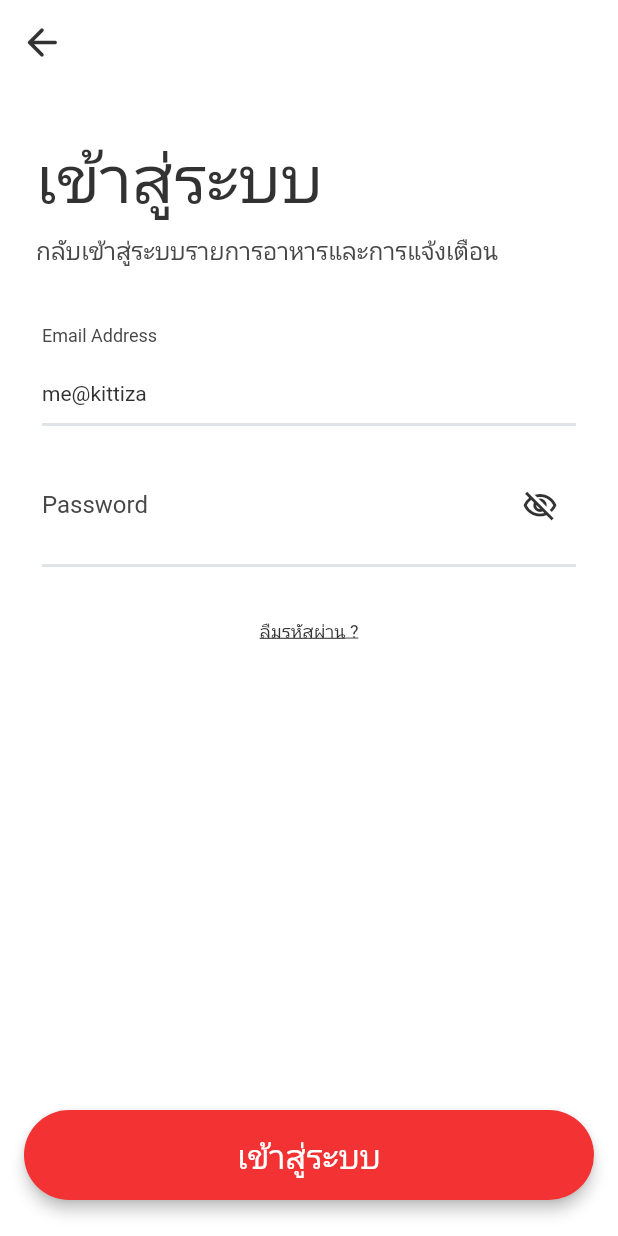
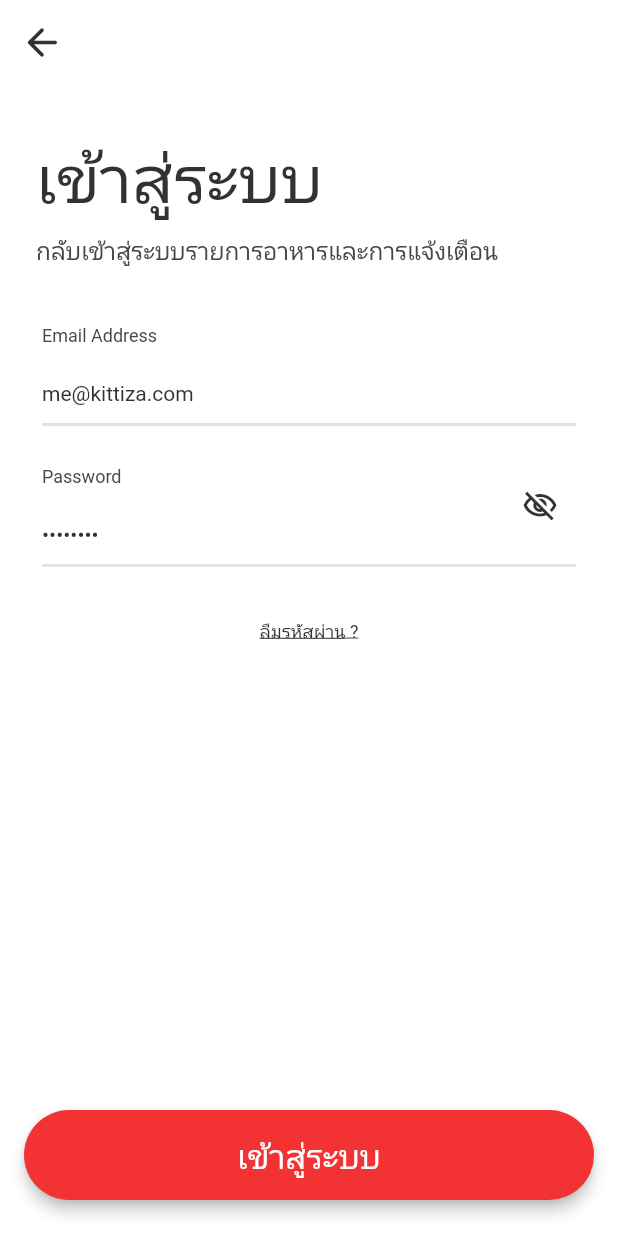
Before and after one commit to kittizz/food_expiration_app, a Flutter app: the screen it shows after launch, after a tap on an icon or button, on a phone screen of 412 x 824 dp. Run offline on Flutter 3.47's test engine with Material 2 defaults, Android fonts, the phone set to English and light mode, and no system bars; drawn by our look-alikes of auto_size_text; our stand-ins replace cloud_firestore, cloud_functions, dropdown_button2, easy_debounce, equatable, firebase_auth and 22 more; missing offline and left inert: flutter_facebook_auth, json_path, mime_type; accounts and stored records are empty; network calls fail; Roboto replaces fonts that are missing (IBM Plex Sans Thai).

Commit message:
Updating to latest FlutterFlow output.

```diff
--- a/lib/unauthenticated/auth/signin/signin_widget.dart
+++ b/lib/unauthenticated/auth/signin/signin_widget.dart
@@ -44,7 +44,8 @@ class _SigninWidgetState extends State<SigninWidget> {
     _model.emailTextController ??= TextEditingController();
     _model.passwordTextController ??= TextEditingController();
     WidgetsBinding.instance.addPostFrameCallback((_) => setState(() {
-          _model.emailTextController?.text = 'me@kittiza';
+          _model.emailTextController?.text = 'me@kittiza.com';
+          _model.passwordTextController?.text = 'zxc25861';
         }));
   }
 
```
